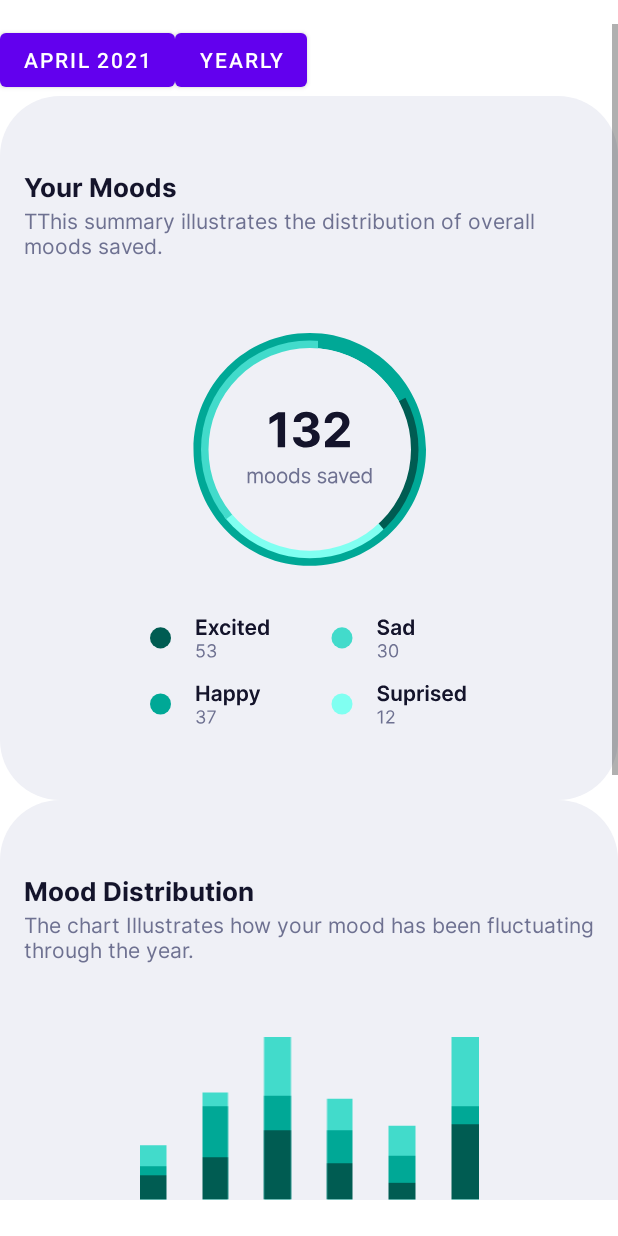
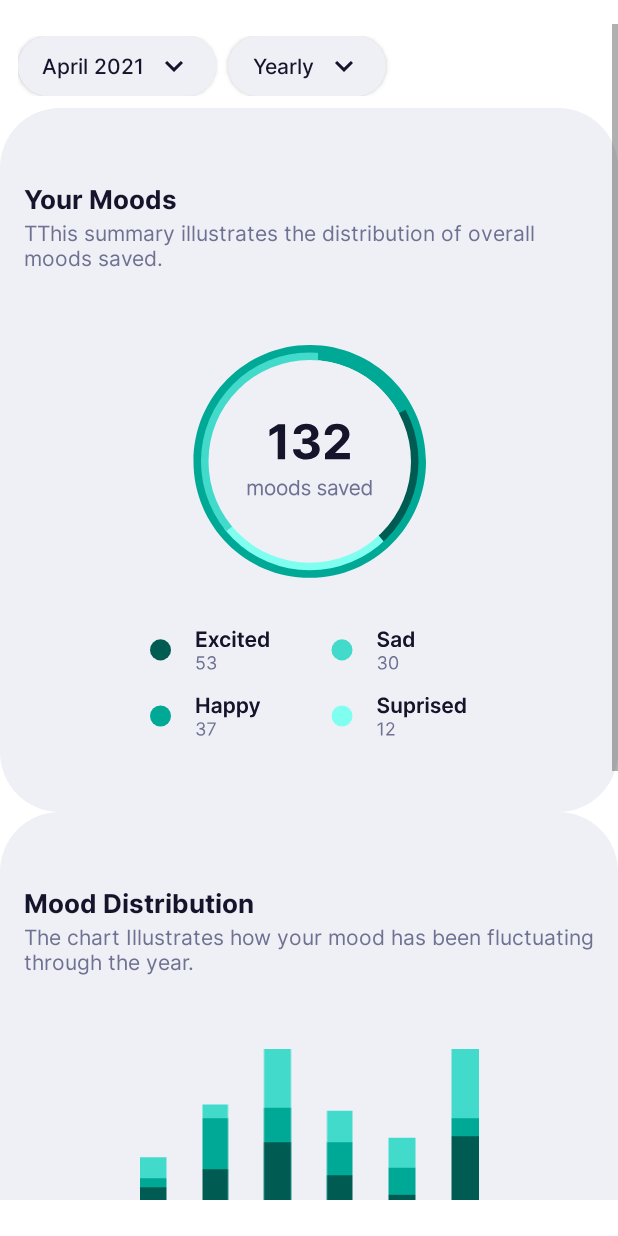
Before and after one commit to p-vhernandez/echoes-app, an Android app: the layout activity_mood_tracker.xml on its own in the app's theme, with its tools: preview values and no code run, on a phone screen of 412 x 824 dp. Run offline under Robolectric (Android 15) with nearby library versions, the phone set to English and light mode, and no system bars.

Commit message:
fix buttons with icon

```diff
--- /dev/null
+++ b/app/src/main/res/drawable/ic_chevron_down.xml
@@ -0,0 +1,9 @@
+<vector xmlns:android="http://schemas.android.com/apk/res/android"
+    android:width="24dp"
+    android:height="24dp"
+    android:viewportWidth="24"
+    android:viewportHeight="24">
+  <path
+      android:pathData="M7.41,8.5898L12,13.1698L16.59,8.5898L18,9.9998L12,15.9998L6,9.9998L7.41,8.5898Z"
+      android:fillColor="#14142B"/>
+</vector>
--- a/app/src/main/res/layout/activity_mood_tracker.xml
+++ b/app/src/main/res/layout/activity_mood_tracker.xml
@@ -17,20 +17,29 @@
             android:orientation="vertical">
             <LinearLayout
                 android:layout_width="match_parent"
-                android:layout_height="wrap_content">
+                android:layout_height="wrap_content"
+                android:paddingStart="12dp"
+                android:paddingEnd="12dp"
+                android:paddingBottom="8dp"
+                android:paddingTop="8dp">
 
                 <Button
                     android:id="@+id/filter_date"
+                    style="@style/Echoes.IconButtonStyle"
                     android:layout_width="wrap_content"
-                    android:layout_height="wrap_content"
+                    android:layout_height="40dp"
+                    android:background="@drawable/drw_mood_tracker_background"
+                    android:layout_marginEnd="8dp"
                     tools:text="April 2021">
 
                 </Button>
 
                 <Button
                     android:id="@+id/filter_year_month"
+                    style="@style/Echoes.IconButtonStyle"
                     android:layout_width="wrap_content"
-                    android:layout_height="wrap_content"
+                    android:layout_height="40dp"
+                    android:background="@drawable/drw_mood_tracker_background"
                     tools:text="Yearly">
 
                 </Button>
--- a/app/src/main/res/values/themes.xml
+++ b/app/src/main/res/values/themes.xml
@@ -122,4 +122,14 @@
         <item name="fontFamily">@font/inter_regular</item>
     </style>
 
+    <style name="Echoes.IconButtonStyle" parent="Widget.AppCompat.Button.Colored">
+        <item name="backgroundTint">@color/bg_gray</item>
+        <item name="android:radius">50dp</item>
+        <item name="android:textAllCaps">false</item>
+        <item name="android:textColor">@color/label_active</item>
+        <item name="android:textSize">14sp</item>
+        <item name="android:drawableRight">@drawable/ic_chevron_down</item>
+        <item name="fontFamily">@font/inter_medium</item>
+    </style>
+
 </resources>
```
